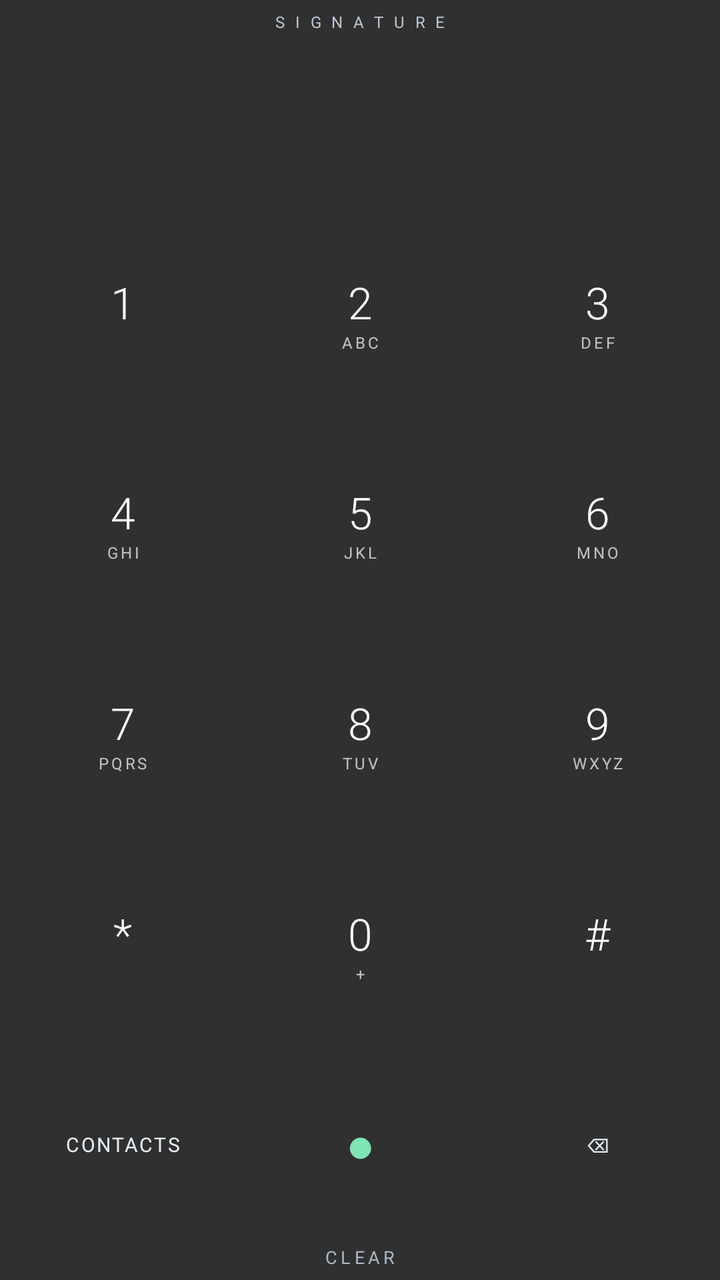
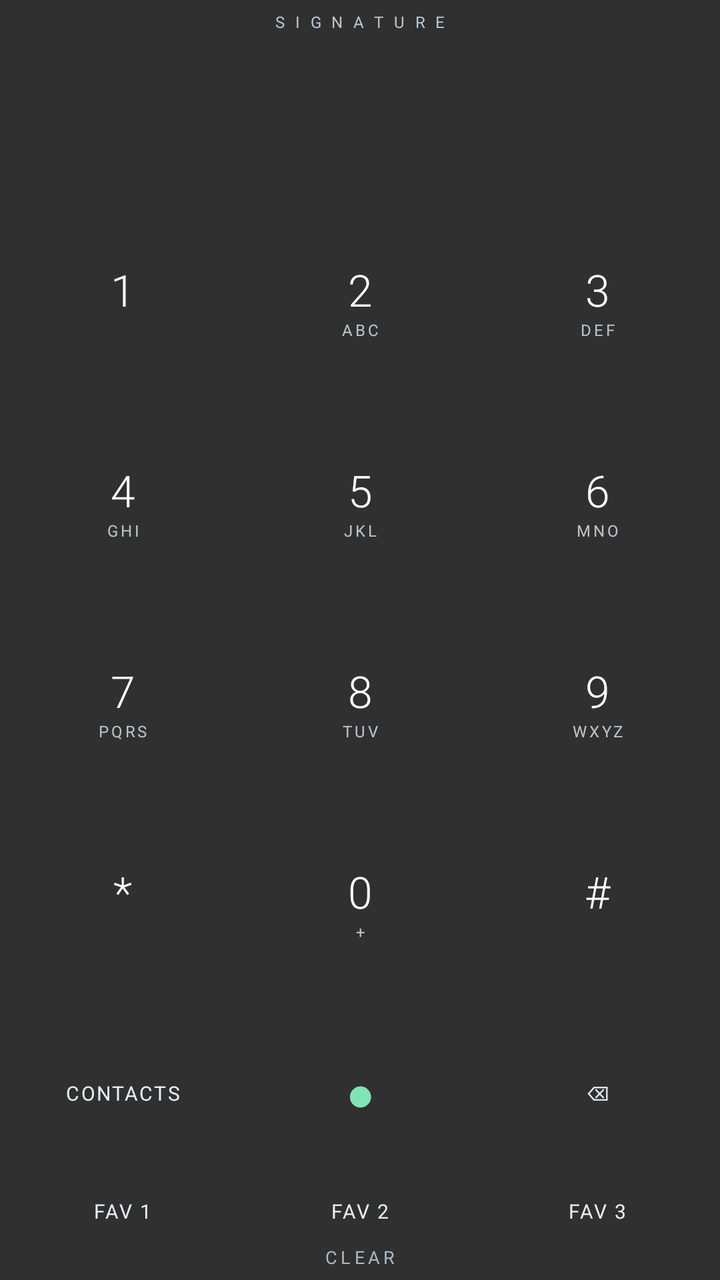

The first picture is an Android layout as it rendered before a commit; the second is the same layout after the commit. The layout source and the unified diff follow.
<!-- AndroidManifest.xml: application theme android:Theme.Material.NoActionBar -->
<!-- res/layout/widget.xml -->
<LinearLayout xmlns:android="http://schemas.android.com/apk/res/android" android:layout_width="match_parent" android:layout_height="match_parent" android:orientation="vertical" android:gravity="center" android:background="@android:color/transparent" android:padding="2dp">
<TextView android:layout_width="match_parent" android:layout_height="18dp" android:text="S I G N A T U R E" android:textSize="8sp" android:letterSpacing="0.2" android:textColor="#B8C5D1" android:gravity="center"/>
<TextView android:id="@+id/display" android:layout_width="match_parent" android:layout_height="0dp" android:layout_weight="0.8" android:gravity="center" android:textColor="#FFFFFF" android:textSize="22sp" android:singleLine="true" android:ellipsize="start" android:fontFamily="sans-serif-light"/>
<LinearLayout android:layout_width="match_parent" android:layout_height="0dp" android:layout_weight="1" android:orientation="horizontal"><LinearLayout android:id="@+id/k1" android:layout_width="0dp" android:layout_height="match_parent" android:layout_weight="1" android:orientation="vertical" android:gravity="center" android:background="@android:color/transparent"><TextView style="@style/Number" android:text="1"/><TextView style="@style/Letters" android:text=" "/></LinearLayout><LinearLayout android:id="@+id/k2" android:layout_width="0dp" android:layout_height="match_parent" android:layout_weight="1" android:orientation="vertical" android:gravity="center" android:background="@android:color/transparent"><TextView style="@style/Number" android:text="2"/><TextView style="@style/Letters" android:text="ABC"/></LinearLayout><LinearLayout android:id="@+id/k3" android:layout_width="0dp" android:layout_height="match_parent" android:layout_weight="1" android:orientation="vertical" android:gravity="center" android:background="@android:color/transparent"><TextView style="@style/Number" android:text="3"/><TextView style="@style/Letters" android:text="DEF"/></LinearLayout></LinearLayout><LinearLayout android:layout_width="match_parent" android:layout_height="0dp" android:layout_weight="1" android:orientation="horizontal"><LinearLayout android:id="@+id/k4" android:layout_width="0dp" android:layout_height="match_parent" android:layout_weight="1" android:orientation="vertical" android:gravity="center" android:background="@android:color/transparent"><TextView style="@style/Number" android:text="4"/><TextView style="@style/Letters" android:text="GHI"/></LinearLayout><LinearLayout android:id="@+id/k5" android:layout_width="0dp" android:layout_height="match_parent" android:layout_weight="1" android:orientation="vertical" android:gravity="center" android:background="@android:color/transparent"><TextView style="@style/Number" android:text="5"/><TextView style="@style/Letters" android:text="JKL"/></LinearLayout><LinearLayout android:id="@+id/k6" android:layout_width="0dp" android:layout_height="match_parent" android:layout_weight="1" android:orientation="vertical" android:gravity="center" android:background="@android:color/transparent"><TextView style="@style/Number" android:text="6"/><TextView style="@style/Letters" android:text="MNO"/></LinearLayout></LinearLayout><LinearLayout android:layout_width="match_parent" android:layout_height="0dp" android:layout_weight="1" android:orientation="horizontal"><LinearLayout android:id="@+id/k7" android:layout_width="0dp" android:layout_height="match_parent" android:layout_weight="1" android:orientation="vertical" android:gravity="center" android:background="@android:color/transparent"><TextView style="@style/Number" android:text="7"/><TextView style="@style/Letters" android:text="PQRS"/></LinearLayout><LinearLayout android:id="@+id/k8" android:layout_width="0dp" android:layout_height="match_parent" android:layout_weight="1" android:orientation="vertical" android:gravity="center" android:background="@android:color/transparent"><TextView style="@style/Number" android:text="8"/><TextView style="@style/Letters" android:text="TUV"/></LinearLayout><LinearLayout android:id="@+id/k9" android:layout_width="0dp" android:layout_height="match_parent" android:layout_weight="1" android:orientation="vertical" android:gravity="center" android:background="@android:color/transparent"><TextView style="@style/Number" android:text="9"/><TextView style="@style/Letters" android:text="WXYZ"/></LinearLayout></LinearLayout><LinearLayout android:layout_width="match_parent" android:layout_height="0dp" android:layout_weight="1" android:orientation="horizontal"><LinearLayout android:id="@+id/star" android:layout_width="0dp" android:layout_height="match_parent" android:layout_weight="1" android:orientation="vertical" android:gravity="center" android:background="@android:color/transparent"><TextView style="@style/Number" android:text="*"/><TextView style="@style/Letters" android:text=" "/></LinearLayout><LinearLayout android:id="@+id/k0" android:layout_width="0dp" android:layout_height="match_parent" android:layout_weight="1" android:orientation="vertical" android:gravity="center" android:background="@android:color/transparent"><TextView style="@style/Number" android:text="0"/><TextView style="@style/Letters" android:text="+"/></LinearLayout><LinearLayout android:id="@+id/hash" android:layout_width="0dp" android:layout_height="match_parent" android:layout_weight="1" android:orientation="vertical" android:gravity="center" android:background="@android:color/transparent"><TextView style="@style/Number" android:text="#"/><TextView style="@style/Letters" android:text=" "/></LinearLayout></LinearLayout><LinearLayout android:layout_width="match_parent" android:layout_height="0dp" android:layout_weight="0.9" android:orientation="horizontal" android:gravity="center_vertical"><TextView android:id="@+id/contacts" style="@style/SmallKey" android:text="CONTACTS"/><TextView android:id="@+id/call" style="@style/CallKey" android:text="●"/><TextView android:id="@+id/delete" style="@style/SmallKey" android:text="⌫"/></LinearLayout><TextView android:id="@+id/clear" android:layout_width="match_parent" android:layout_height="18dp" android:text="CLEAR" android:gravity="center" android:textSize="9sp" android:letterSpacing="0.2" android:textColor="#AAB8C6"/></LinearLayout>
<!-- resources referenced by this layout -->
<resources>
  <style name="CallKey" parent="SmallKey"><item name="android:textSize">24sp</item><item name="android:textColor">#FF7EE5B3</item></style>
  <style name="Letters"><item name="android:layout_width">match_parent</item><item name="android:layout_height">wrap_content</item><item name="android:gravity">center</item><item name="android:textSize">8sp</item><item name="android:letterSpacing">0.16</item><item name="android:textColor">#CCDFE5EB</item></style>
  <style name="Number"><item name="android:layout_width">match_parent</item><item name="android:layout_height">wrap_content</item><item name="android:gravity">center</item><item name="android:textSize">22sp</item><item name="android:fontFamily">sans-serif-light</item><item name="android:textColor">#FFFFFFFF</item></style>
  <style name="SmallKey"><item name="android:layout_width">0dp</item><item name="android:layout_height">match_parent</item><item name="android:layout_weight">1</item><item name="android:gravity">center</item><item name="android:textSize">10sp</item><item name="android:letterSpacing">0.08</item><item name="android:textColor">#FFE5EDF5</item><item name="android:background">@android:color/transparent</item></style>
</resources>

<!-- the commit's change to res/layout/widget.xml (unified diff, before → after) -->
@@ -1,4 +1,4 @@
 <LinearLayout xmlns:android="http://schemas.android.com/apk/res/android" android:layout_width="match_parent" android:layout_height="match_parent" android:orientation="vertical" android:gravity="center" android:background="@android:color/transparent" android:padding="2dp">
 <TextView android:layout_width="match_parent" android:layout_height="18dp" android:text="S I G N A T U R E" android:textSize="8sp" android:letterSpacing="0.2" android:textColor="#B8C5D1" android:gravity="center"/>
 <TextView android:id="@+id/display" android:layout_width="match_parent" android:layout_height="0dp" android:layout_weight="0.8" android:gravity="center" android:textColor="#FFFFFF" android:textSize="22sp" android:singleLine="true" android:ellipsize="start" android:fontFamily="sans-serif-light"/>
-<LinearLayout android:layout_width="match_parent" android:layout_height="0dp" android:layout_weight="1" android:orientation="horizontal"><LinearLayout android:id="@+id/k1" android:layout_width="0dp" android:layout_height="match_parent" android:layout_weight="1" android:orientation="vertical" android:gravity="center" android:background="@android:color/transparent"><TextView style="@style/Number" android:text="1"/><TextView style="@style/Letters" android:text=" "/></LinearLayout><LinearLayout android:id="@+id/k2" android:layout_width="0dp" android:layout_height="match_parent" android:layout_weight="1" android:orientation="vertical" android:gravity="center" android:background="@android:color/transparent"><TextView style="@style/Number" android:text="2"/><TextView style="@style/Letters" android:text="ABC"/></LinearLayout><LinearLayout android:id="@+id/k3" android:layout_width="0dp" android:layout_height="match_parent" android:layout_weight="1" android:orientation="vertical" android:gravity="center" android:background="@android:color/transparent"><TextView style="@style/Number" android:text="3"/><TextView style="@style/Letters" android:text="DEF"/></LinearLayout></LinearLayout><LinearLayout android:layout_width="match_parent" android:layout_height="0dp" android:layout_weight="1" android:orientation="horizontal"><LinearLayout android:id="@+id/k4" android:layout_width="0dp" android:layout_height="match_parent" android:layout_weight="1" android:orientation="vertical" android:gravity="center" android:background="@android:color/transparent"><TextView style="@style/Number" android:text="4"/><TextView style="@style/Letters" android:text="GHI"/></LinearLayout><LinearLayout android:id="@+id/k5" android:layout_width="0dp" android:layout_height="match_parent" android:layout_weight="1" android:orientation="vertical" android:gravity="center" android:background="@android:color/transparent"><TextView style="@style/Number" android:text="5"/><TextView style="@style/Letters" android:text="JKL"/></LinearLayout><LinearLayout android:id="@+id/k6" android:layout_width="0dp" android:layout_height="match_parent" android:layout_weight="1" android:orientation="vertical" android:gravity="center" android:background="@android:color/transparent"><TextView style="@style/Number" android:text="6"/><TextView style="@style/Letters" android:text="MNO"/></LinearLayout></LinearLayout><LinearLayout android:layout_width="match_parent" android:layout_height="0dp" android:layout_weight="1" android:orientation="horizontal"><LinearLayout android:id="@+id/k7" android:layout_width="0dp" android:layout_height="match_parent" android:layout_weight="1" android:orientation="vertical" android:gravity="center" android:background="@android:color/transparent"><TextView style="@style/Number" android:text="7"/><TextView style="@style/Letters" android:text="PQRS"/></LinearLayout><LinearLayout android:id="@+id/k8" android:layout_width="0dp" android:layout_height="match_parent" android:layout_weight="1" android:orientation="vertical" android:gravity="center" android:background="@android:color/transparent"><TextView style="@style/Number" android:text="8"/><TextView style="@style/Letters" android:text="TUV"/></LinearLayout><LinearLayout android:id="@+id/k9" android:layout_width="0dp" android:layout_height="match_parent" android:layout_weight="1" android:orientation="vertical" android:gravity="center" android:background="@android:color/transparent"><TextView style="@style/Number" android:text="9"/><TextView style="@style/Letters" android:text="WXYZ"/></LinearLayout></LinearLayout><LinearLayout android:layout_width="match_parent" android:layout_height="0dp" android:layout_weight="1" android:orientation="horizontal"><LinearLayout android:id="@+id/star" android:layout_width="0dp" android:layout_height="match_parent" android:layout_weight="1" android:orientation="vertical" android:gravity="center" android:background="@android:color/transparent"><TextView style="@style/Number" android:text="*"/><TextView style="@style/Letters" android:text=" "/></LinearLayout><LinearLayout android:id="@+id/k0" android:layout_width="0dp" android:layout_height="match_parent" android:layout_weight="1" android:orientation="vertical" android:gravity="center" android:background="@android:color/transparent"><TextView style="@style/Number" android:text="0"/><TextView style="@style/Letters" android:text="+"/></LinearLayout><LinearLayout android:id="@+id/hash" android:layout_width="0dp" android:layout_height="match_parent" android:layout_weight="1" android:orientation="vertical" android:gravity="center" android:background="@android:color/transparent"><TextView style="@style/Number" android:text="#"/><TextView style="@style/Letters" android:text=" "/></LinearLayout></LinearLayout><LinearLayout android:layout_width="match_parent" android:layout_height="0dp" android:layout_weight="0.9" android:orientation="horizontal" android:gravity="center_vertical"><TextView android:id="@+id/contacts" style="@style/SmallKey" android:text="CONTACTS"/><TextView android:id="@+id/call" style="@style/CallKey" android:text="●"/><TextView android:id="@+id/delete" style="@style/SmallKey" android:text="⌫"/></LinearLayout><TextView android:id="@+id/clear" android:layout_width="match_parent" android:layout_height="18dp" android:text="CLEAR" android:gravity="center" android:textSize="9sp" android:letterSpacing="0.2" android:textColor="#AAB8C6"/></LinearLayout>
+<LinearLayout android:layout_width="match_parent" android:layout_height="0dp" android:layout_weight="1" android:orientation="horizontal"><LinearLayout android:id="@+id/k1" android:layout_width="0dp" android:layout_height="match_parent" android:layout_weight="1" android:orientation="vertical" android:gravity="center" android:background="@android:color/transparent"><TextView style="@style/Number" android:text="1"/><TextView style="@style/Letters" android:text=" "/></LinearLayout><LinearLayout android:id="@+id/k2" android:layout_width="0dp" android:layout_height="match_parent" android:layout_weight="1" android:orientation="vertical" android:gravity="center" android:background="@android:color/transparent"><TextView style="@style/Number" android:text="2"/><TextView style="@style/Letters" android:text="ABC"/></LinearLayout><LinearLayout android:id="@+id/k3" android:layout_width="0dp" android:layout_height="match_parent" android:layout_weight="1" android:orientation="vertical" android:gravity="center" android:background="@android:color/transparent"><TextView style="@style/Number" android:text="3"/><TextView style="@style/Letters" android:text="DEF"/></LinearLayout></LinearLayout><LinearLayout android:layout_width="match_parent" android:layout_height="0dp" android:layout_weight="1" android:orientation="horizontal"><LinearLayout android:id="@+id/k4" android:layout_width="0dp" android:layout_height="match_parent" android:layout_weight="1" android:orientation="vertical" android:gravity="center" android:background="@android:color/transparent"><TextView style="@style/Number" android:text="4"/><TextView style="@style/Letters" android:text="GHI"/></LinearLayout><LinearLayout android:id="@+id/k5" android:layout_width="0dp" android:layout_height="match_parent" android:layout_weight="1" android:orientation="vertical" android:gravity="center" android:background="@android:color/transparent"><TextView style="@style/Number" android:text="5"/><TextView style="@style/Letters" android:text="JKL"/></LinearLayout><LinearLayout android:id="@+id/k6" android:layout_width="0dp" android:layout_height="match_parent" android:layout_weight="1" android:orientation="vertical" android:gravity="center" android:background="@android:color/transparent"><TextView style="@style/Number" android:text="6"/><TextView style="@style/Letters" android:text="MNO"/></LinearLayout></LinearLayout><LinearLayout android:layout_width="match_parent" android:layout_height="0dp" android:layout_weight="1" android:orientation="horizontal"><LinearLayout android:id="@+id/k7" android:layout_width="0dp" android:layout_height="match_parent" android:layout_weight="1" android:orientation="vertical" android:gravity="center" android:background="@android:color/transparent"><TextView style="@style/Number" android:text="7"/><TextView style="@style/Letters" android:text="PQRS"/></LinearLayout><LinearLayout android:id="@+id/k8" android:layout_width="0dp" android:layout_height="match_parent" android:layout_weight="1" android:orientation="vertical" android:gravity="center" android:background="@android:color/transparent"><TextView style="@style/Number" android:text="8"/><TextView style="@style/Letters" android:text="TUV"/></LinearLayout><LinearLayout android:id="@+id/k9" android:layout_width="0dp" android:layout_height="match_parent" android:layout_weight="1" android:orientation="vertical" android:gravity="center" android:background="@android:color/transparent"><TextView style="@style/Number" android:text="9"/><TextView style="@style/Letters" android:text="WXYZ"/></LinearLayout></LinearLayout><LinearLayout android:layout_width="match_parent" android:layout_height="0dp" android:layout_weight="1" android:orientation="horizontal"><LinearLayout android:id="@+id/star" android:layout_width="0dp" android:layout_height="match_parent" android:layout_weight="1" android:orientation="vertical" android:gravity="center" android:background="@android:color/transparent"><TextView style="@style/Number" android:text="*"/><TextView style="@style/Letters" android:text=" "/></LinearLayout><LinearLayout android:id="@+id/k0" android:layout_width="0dp" android:layout_height="match_parent" android:layout_weight="1" android:orientation="vertical" android:gravity="center" android:background="@android:color/transparent"><TextView style="@style/Number" android:text="0"/><TextView style="@style/Letters" android:text="+"/></LinearLayout><LinearLayout android:id="@+id/hash" android:layout_width="0dp" android:layout_height="match_parent" android:layout_weight="1" android:orientation="vertical" android:gravity="center" android:background="@android:color/transparent"><TextView style="@style/Number" android:text="#"/><TextView style="@style/Letters" android:text=" "/></LinearLayout></LinearLayout><LinearLayout android:layout_width="match_parent" android:layout_height="0dp" android:layout_weight="0.9" android:orientation="horizontal" android:gravity="center_vertical"><TextView android:id="@+id/contacts" style="@style/SmallKey" android:text="CONTACTS"/><TextView android:id="@+id/call" style="@style/CallKey" android:text="●"/><TextView android:id="@+id/delete" style="@style/SmallKey" android:text="⌫"/></LinearLayout><LinearLayout android:layout_width="match_parent" android:layout_height="28dp" android:orientation="horizontal"><TextView android:id="@+id/fav1" style="@style/SmallKey" android:text="FAV 1"/><TextView android:id="@+id/fav2" style="@style/SmallKey" android:text="FAV 2"/><TextView android:id="@+id/fav3" style="@style/SmallKey" android:text="FAV 3"/></LinearLayout><TextView android:id="@+id/clear" android:layout_width="match_parent" android:layout_height="18dp" android:text="CLEAR" android:gravity="center" android:textSize="9sp" android:letterSpacing="0.2" android:textColor="#AAB8C6"/></LinearLayout>
